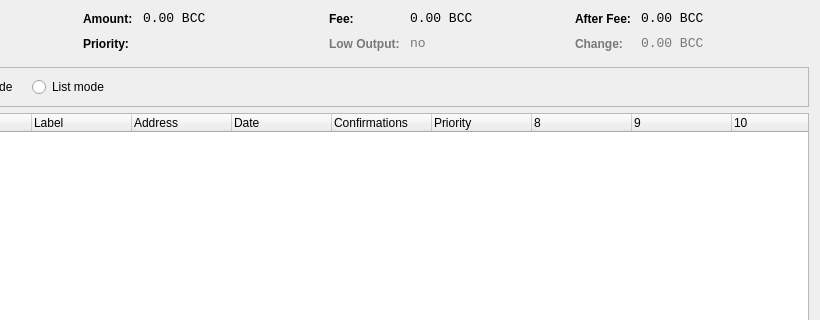
First picture: the form in src/qt/forms/coincontroldialog.ui, repository owner232/USDEX, before the edit; both pictures show x 180 to 1000 and y 0 to 320 of the 1000 by 500 pixel window.
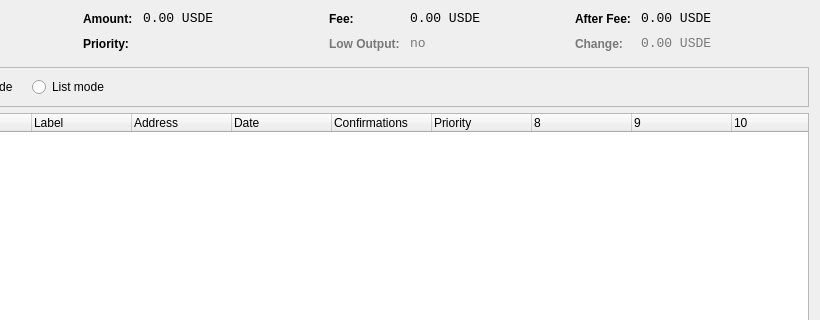
Second picture: the form after the edit. Icons and pictures are not drawn. Custom widgets are drawn as their Qt base class.

Patch:
```diff
--- a/src/qt/forms/coincontroldialog.ui
+++ b/src/qt/forms/coincontroldialog.ui
@@ -852,7 +852,7 @@
           <enum>Qt::ActionsContextMenu</enum>
          </property>
          <property name="text">
-          <string notr="true">0.00 BCC</string>
+          <string notr="true">0.00 USDE</string>
          </property>
          <property name="textInteractionFlags">
           <set>Qt::LinksAccessibleByMouse|Qt::TextSelectableByKeyboard|Qt::TextSelectableByMouse</set>
@@ -1404,7 +1404,7 @@
           <enum>Qt::ActionsContextMenu</enum>
          </property>
          <property name="text">
-          <string notr="true">0.00 BCC</string>
+          <string notr="true">0.00 USDE</string>
          </property>
          <property name="textInteractionFlags">
           <set>Qt::LinksAccessibleByMouse|Qt::TextSelectableByKeyboard|Qt::TextSelectableByMouse</set>
@@ -1962,7 +1962,7 @@
           <enum>Qt::ActionsContextMenu</enum>
          </property>
          <property name="text">
-          <string notr="true">0.00 BCC</string>
+          <string notr="true">0.00 USDE</string>
          </property>
          <property name="textInteractionFlags">
           <set>Qt::LinksAccessibleByMouse|Qt::TextSelectableByKeyboard|Qt::TextSelectableByMouse</set>
@@ -2236,7 +2236,7 @@
           <enum>Qt::ActionsContextMenu</enum>
          </property>
          <property name="text">
-          <string notr="true">0.00 BCC</string>
+          <string notr="true">0.00 USDE</string>
          </property>
          <property name="textInteractionFlags">
           <set>Qt::LinksAccessibleByMouse|Qt::TextSelectableByKeyboard|Qt::TextSelectableByMouse</set>
```
